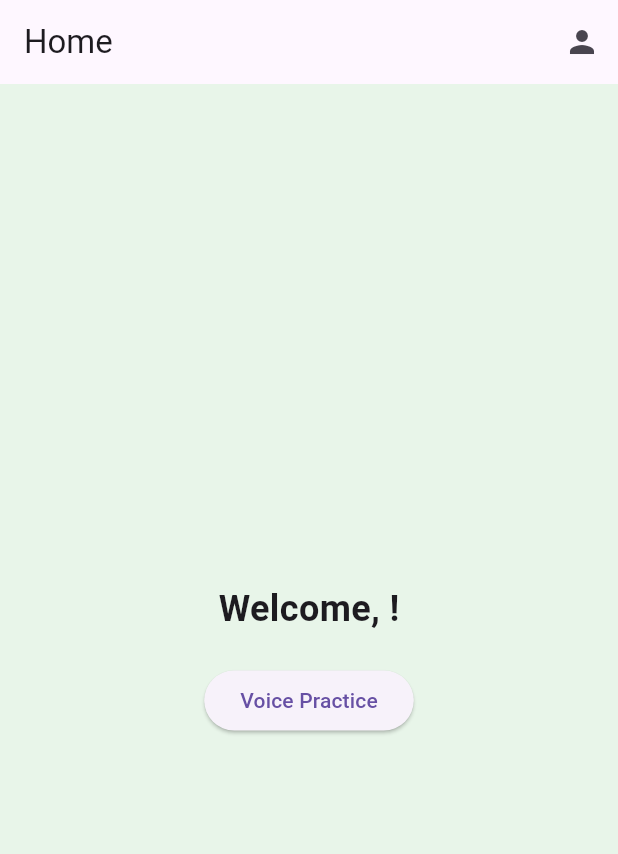
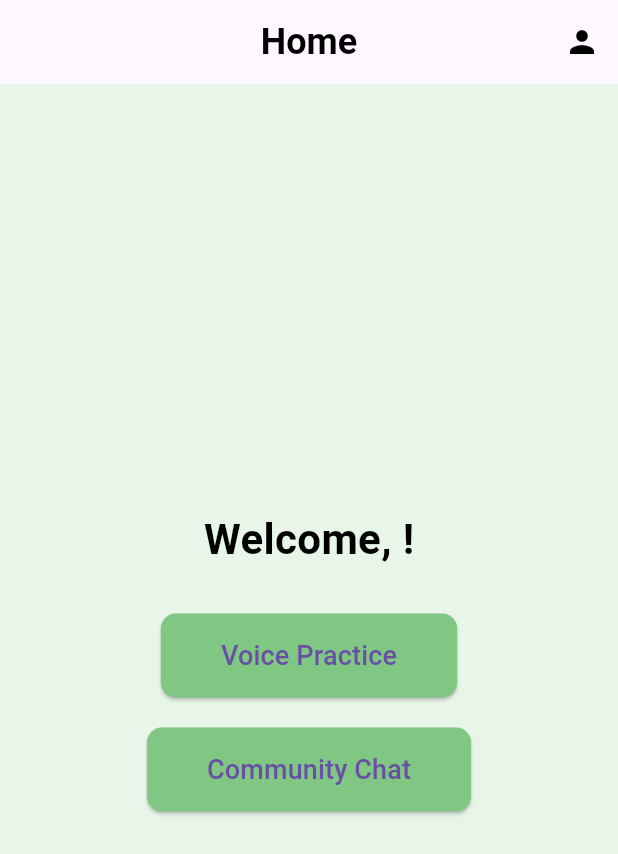
Before and after one commit to saarujan-ui/flutter_project, a Flutter app: the screen it shows after launch, after a tap on "Log In", on a phone screen of 412 x 824 dp. Shown: the top 854 px of the screen. Run offline on Flutter 3.47's test engine with Material 3 defaults, Android fonts, the phone set to English and light mode, and no system bars.

Commit message:
edit the community chat and home page

```diff
--- a/lib/MyHomePage.dart
+++ b/lib/MyHomePage.dart
@@ -1,7 +1,8 @@
 import 'package:flutter/material.dart';
-import 'package:flutter_project/profile_screen.dart';
+import 'profile_screen.dart';  // Import the profile screen
 import 'voice_practice_screen.dart';  // Import the voice practice screen
-import 'models/user.dart';            // Import the User model
+import 'community_chat_screen.dart';  // Import the community chat screen
+import 'models/user.dart';  // Import the User model
 
 class HomeScreen extends StatelessWidget {
   final User user;
@@ -13,10 +14,18 @@ class HomeScreen extends StatelessWidget {
     return Scaffold(
       backgroundColor: Colors.green.shade50,
       appBar: AppBar(
-        title: Text('Home'),
+        title: Text(
+          'Home',
+          style: TextStyle(
+            fontSize: 24,
+            fontWeight: FontWeight.bold,
+            color: Colors.black,
+          ),
+        ),
+        centerTitle: true,
         actions: [
           IconButton(
-            icon: Icon(Icons.person),
+            icon: Icon(Icons.person, color: Colors.black),
             onPressed: () {
               Navigator.push(
                 context,
@@ -35,11 +44,12 @@ class HomeScreen extends StatelessWidget {
             Text(
               'Welcome, ${user.name}!',
               style: TextStyle(
-                fontSize: 24,
+                fontSize: 28,
                 fontWeight: FontWeight.bold,
+                color: Colors.black,
               ),
             ),
-            SizedBox(height: 20),
+            SizedBox(height: 30),
             ElevatedButton(
               onPressed: () {
                 Navigator.push(
@@ -49,7 +59,39 @@ class HomeScreen extends StatelessWidget {
                   ),
                 );
               },
-              child: Text('Voice Practice'),
+              child: Text(
+                'Voice Practice',
+                style: TextStyle(fontSize: 18),
+              ),
+              style: ElevatedButton.styleFrom(
+                padding: EdgeInsets.symmetric(horizontal: 40, vertical: 15),
+                shape: RoundedRectangleBorder(
+                  borderRadius: BorderRadius.circular(10),
+                ),
+                backgroundColor: Colors.green.shade300,
+              ),
+            ),
+            SizedBox(height: 20),
+            ElevatedButton(
+              onPressed: () {
+                Navigator.push(
+                  context,
+                  MaterialPageRoute(
+                    builder: (context) => CommunityChatScreen(),
+                  ),
+                );
+              },
+              child: Text(
+                'Community Chat',
+                style: TextStyle(fontSize: 18),
+              ),
+              style: ElevatedButton.styleFrom(
+                padding: EdgeInsets.symmetric(horizontal: 40, vertical: 15),
+                shape: RoundedRectangleBorder(
+                  borderRadius: BorderRadius.circular(10),
+                ),
+                backgroundColor: Colors.green.shade300,
+              ),
             ),
           ],
         ),
```
Also changed, not shown: lib/community_chat_screen.dart (+97 -0 lines).
